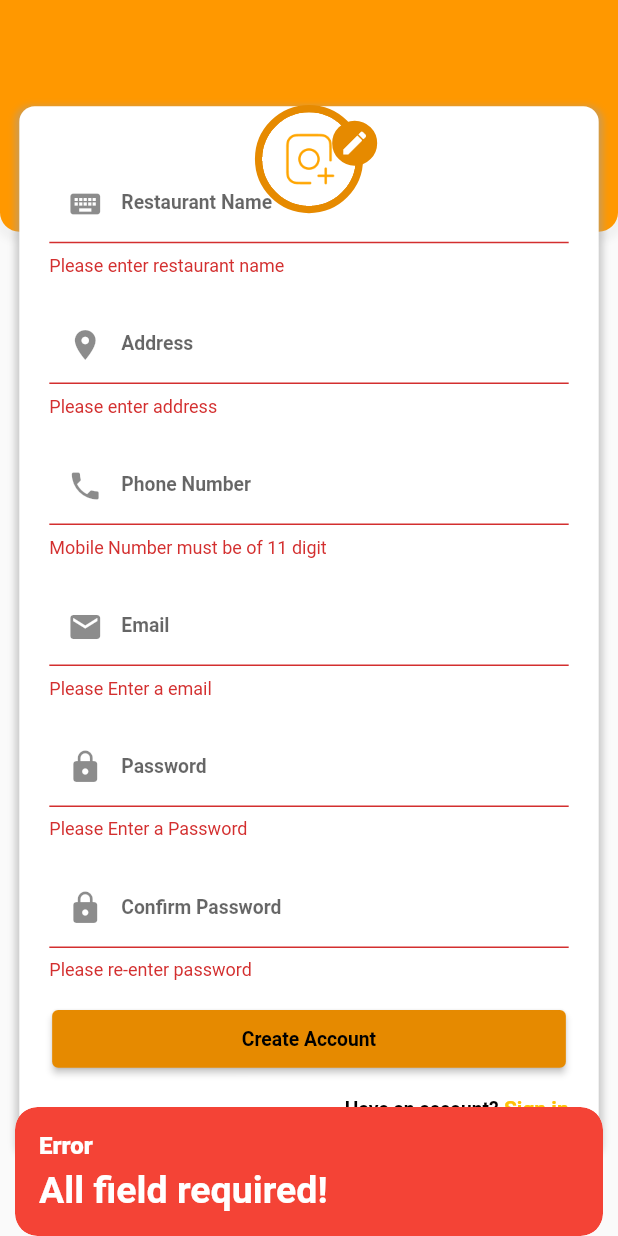
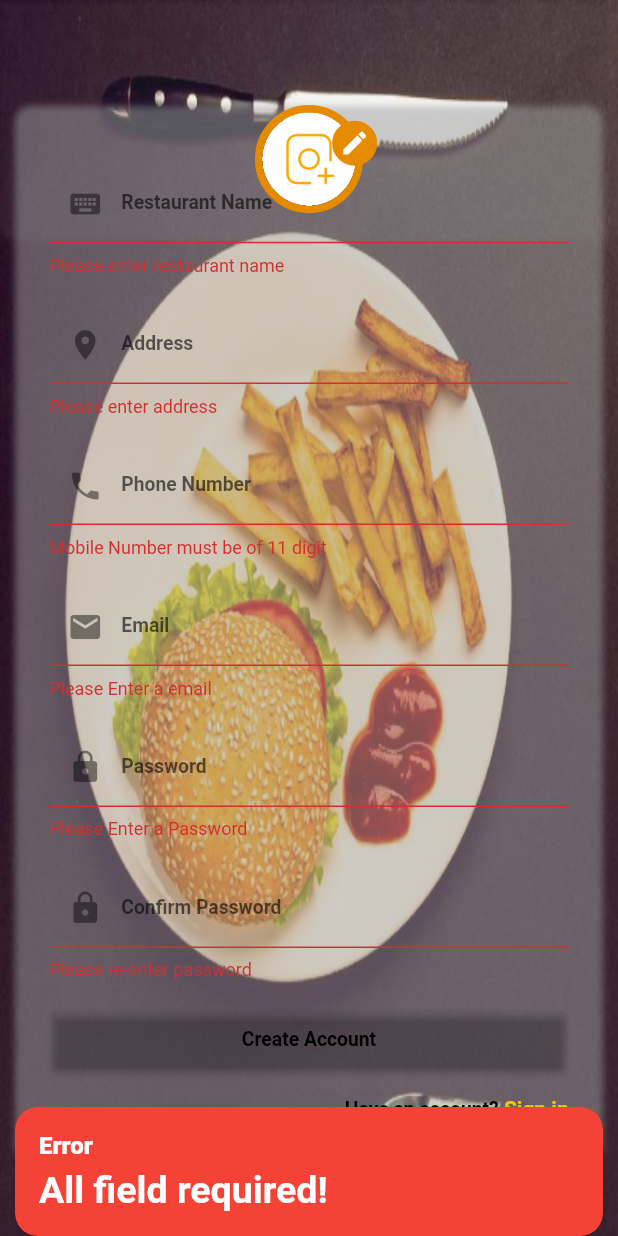
Before and after one commit to tech-aziz/res_sign_up, a Flutter app: the SignUp screen opened directly, after a tap on "Create Account", on a phone screen of 412 x 824 dp. Run offline on Flutter 3.47's test engine with Material 2 defaults, Android fonts, the phone set to English and light mode, and no system bars; our stand-ins replace camera, flutter_screenutil, get, get_storage, image_picker, permission_handler and 1 more; missing offline and left inert: sqflite_migration; accounts and stored records are empty.

Commit message:
background image added

```diff
--- a/lib/global/styles.dart
+++ b/lib/global/styles.dart
@@ -2,18 +2,17 @@ import 'package:flutter/material.dart';
 import 'package:flutter_screenutil/flutter_screenutil.dart';
 import '../utils/color_helper.dart';
 
-class Style{
+class Style {
   static OutlineInputBorder inputBorder() {
     //return type is OutlineInputBorder
     return const OutlineInputBorder(
         //Outline border type for TextFeild
         borderRadius: BorderRadius.all(Radius.circular(10)),
         borderSide: BorderSide(
-          color: Colors.black54,
+          color: Colors.white54,
           width: 1,
         ));
   }
-
 
   static OutlineInputBorder focusBorder() {
     return const OutlineInputBorder(
@@ -30,7 +29,7 @@ class Style{
         fontSize:
             ScreenUtil().orientation == Orientation.portrait ? 25.sp : 15.sp,
         color: Colors.black,
+        // color: Colors.white,
         fontWeight: FontWeight.bold);
   }
-
 }
--- a/lib/screens/sign_up.dart
+++ b/lib/screens/sign_up.dart
@@ -1,5 +1,6 @@
 import 'dart:convert';
 import 'dart:io';
+import 'dart:math';
 import 'package:flutter/material.dart';
 import 'package:flutter/services.dart';
 import 'package:flutter_screenutil/flutter_screenutil.dart';
@@ -262,7 +263,12 @@ class _SignUpState extends State<SignUp> {
   Widget build(BuildContext context) {
     return GestureDetector(
         onTap: () => FocusManager.instance.primaryFocus?.unfocus(),
+        child: Container(
+          decoration: const BoxDecoration(
+              image: DecorationImage(
+                  image: AssetImage('assets/images/bg.JPG'), fit: BoxFit.fill)),
           child: Scaffold(
+            backgroundColor: Colors.transparent,
             body: Stack(
               clipBehavior: Clip.none,
               alignment: Alignment.topCenter,
@@ -272,7 +278,8 @@ class _SignUpState extends State<SignUp> {
                       ? 300.w
                       : 150.w, // width is not set yet.
                   decoration: BoxDecoration(
-                  color: Colors.orange,
+                    // color: Colors.orange,
+                    color: Colors.transparent,
                     borderRadius: BorderRadius.only(
                         bottomRight: Radius.circular(25.r),
                         bottomLeft: Radius.circular(25.r)),
@@ -328,8 +335,8 @@ class _SignUpState extends State<SignUp> {
                             ),
                             child: ClipRRect(
                                 clipBehavior: Clip.hardEdge,
-                              borderRadius:
-                                  const BorderRadius.all(Radius.circular(100)),
+                                borderRadius: const BorderRadius.all(
+                                    Radius.circular(100)),
                                 child: Image.file(
                                   images!,
                                   fit: BoxFit.cover,
@@ -376,7 +383,8 @@ class _SignUpState extends State<SignUp> {
                           color: ColorHelper.secondaryOrangeColor,
                           borderRadius: BorderRadius.circular(50),
                           border: Border.all(
-                            width: 2, color: ColorHelper.secondaryOrangeColor),
+                              width: 2,
+                              color: ColorHelper.secondaryOrangeColor),
                         ),
                         child: const Icon(
                           Icons.edit,
@@ -386,6 +394,7 @@ class _SignUpState extends State<SignUp> {
                       ),
                     )),
               ],
+            ),
           ),
         ));
     // }
--- a/lib/widgets/login_custom_container.dart
+++ b/lib/widgets/login_custom_container.dart
@@ -53,7 +53,8 @@
       children: [
         Container(
           decoration: BoxDecoration(
-            color: Colors.white,
+            color: Colors.transparent,
+            // color: Colors.white,
             borderRadius: BorderRadius.circular(20.r),
             boxShadow: [
               BoxShadow(
--- a/lib/widgets/signup_custom_container.dart
+++ b/lib/widgets/signup_custom_container.dart
@@ -58,7 +58,8 @@ Widget signUpCustomContainer({
       children: [
         Container(
           decoration: BoxDecoration(
-            color: Colors.white,
+            // color: Colors.white,
+            color: Colors.transparent,
             borderRadius: BorderRadius.circular(20.r),
             boxShadow: [
               BoxShadow(
@@ -312,7 +313,9 @@ Widget signUpCustomContainer({
                           : 665.w,
                       child: ElevatedButton(
                         style: ElevatedButton.styleFrom(
-                            backgroundColor: ColorHelper.secondaryOrangeColor),
+                            // backgroundColor: ColorHelper.secondaryOrangeColor
+                          backgroundColor: Colors.transparent
+                        ),
                         onPressed: () {
                           if (formKey.currentState!.validate()) {
                             signUp.createRestaurant(
```
Also changed, not shown: lib/main.dart (+7 -3 lines), lib/screens/login.dart (+8 -1 lines), assets/images/bg.JPG (added), assets/images/home_bg_4.jpg (added). Lines whose indentation alone changed are shown as unchanged.
